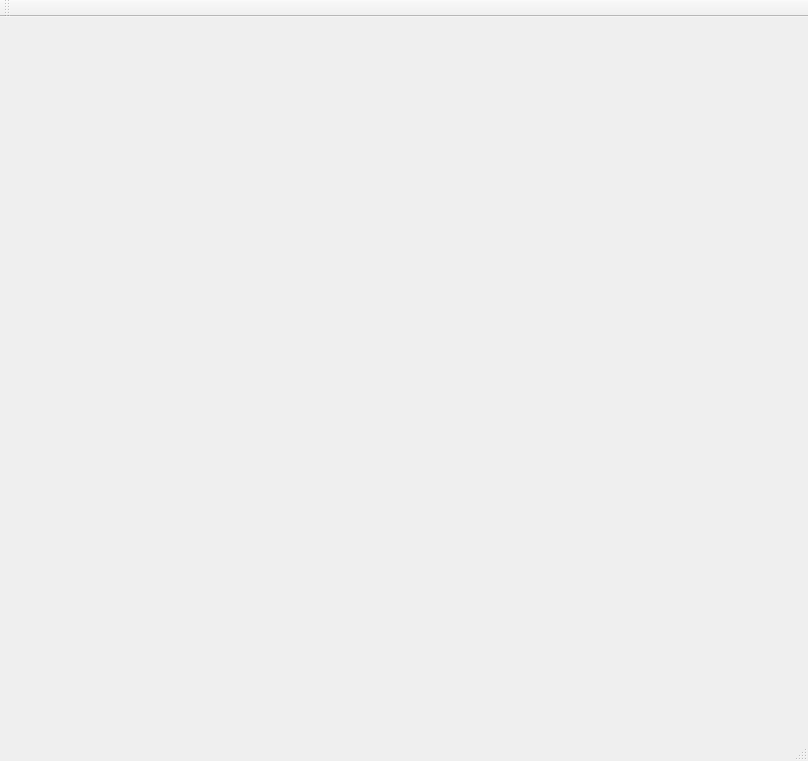
Qt form mainwindow.ui (chenyou-fdu/OmnipotentYouth) before a commit.
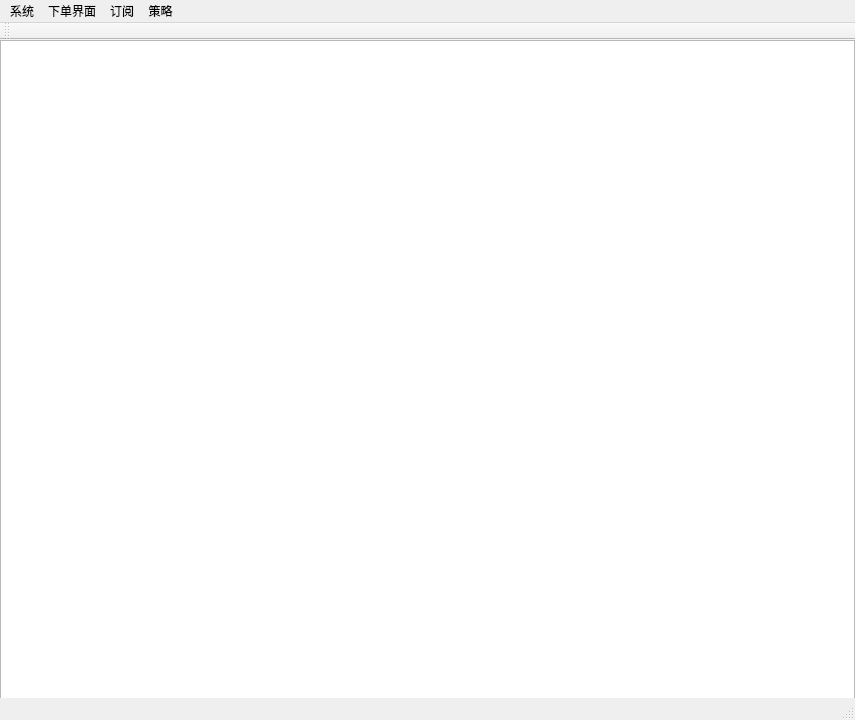
The same form after that commit.

```diff
--- a/mainwindow.ui
+++ b/mainwindow.ui
@@ -6,23 +6,75 @@
    <rect>
     <x>0</x>
     <y>0</y>
-    <width>808</width>
-    <height>761</height>
+    <width>855</width>
+    <height>720</height>
    </rect>
   </property>
+  <property name="sizePolicy">
+   <sizepolicy hsizetype="Fixed" vsizetype="Fixed">
+    <horstretch>0</horstretch>
+    <verstretch>0</verstretch>
+   </sizepolicy>
+  </property>
+  <property name="minimumSize">
+   <size>
+    <width>855</width>
+    <height>720</height>
+   </size>
+  </property>
   <property name="windowTitle">
    <string>MainWindow</string>
   </property>
-  <widget class="QWidget" name="centralWidget"/>
+  <widget class="QWidget" name="centralWidget">
+   <widget class="QTableWidget" name="center">
+    <property name="geometry">
+     <rect>
+      <x>0</x>
+      <y>0</y>
+      <width>855</width>
+      <height>720</height>
+     </rect>
+    </property>
+   </widget>
+  </widget>
   <widget class="QMenuBar" name="menuBar">
    <property name="geometry">
     <rect>
      <x>0</x>
      <y>0</y>
-     <width>808</width>
+     <width>855</width>
      <height>23</height>
     </rect>
    </property>
+   <widget class="QMenu" name="menu">
+    <property name="title">
+     <string>系统</string>
+    </property>
+    <addaction name="actionDenglu"/>
+    <addaction name="actionDengchu"/>
+    <addaction name="actionLianjie"/>
+   </widget>
+   <widget class="QMenu" name="menu_2">
+    <property name="title">
+     <string>下单界面</string>
+    </property>
+   </widget>
+   <widget class="QMenu" name="menu_3">
+    <property name="title">
+     <string>订阅</string>
+    </property>
+    <addaction name="actionDingyue"/>
+   </widget>
+   <widget class="QMenu" name="menu_4">
+    <property name="title">
+     <string>策略</string>
+    </property>
+    <addaction name="actionCelueku"/>
+   </widget>
+   <addaction name="menu"/>
+   <addaction name="menu_2"/>
+   <addaction name="menu_3"/>
+   <addaction name="menu_4"/>
   </widget>
   <widget class="QToolBar" name="mainToolBar">
    <attribute name="toolBarArea">
```
Left out of the diff: 25 changed lines with no effect on the pictures.
